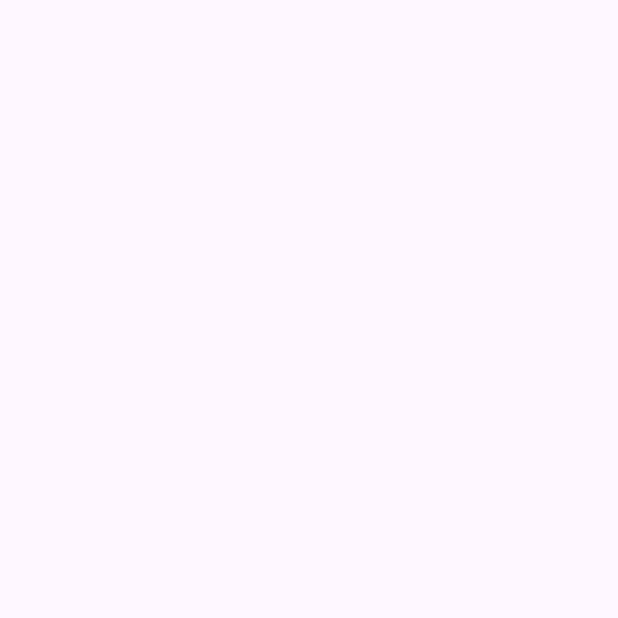
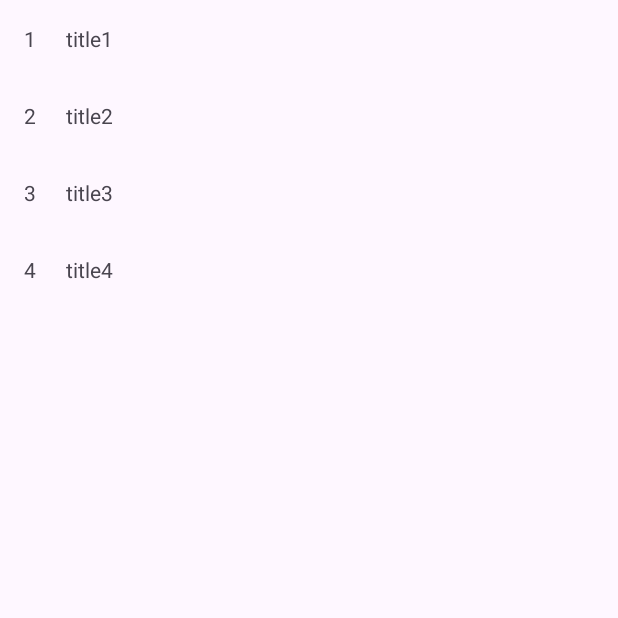
Before and after one commit to iesam-dam/dam2024, an Android app: the screen it shows after launch (SuperHeroActivity before the commit, MovieActivity after it), on a phone screen of 412 x 824 dp, the top half of it. Before the commit the part shown is empty. Run offline under Robolectric (Android 15) with nearby library versions, the phone set to English and light mode, and no system bars.

Commit message:
Añadido método para visualizar una película una vez se ha seleccionado.

```diff
--- a/app/src/main/AndroidManifest.xml
+++ b/app/src/main/AndroidManifest.xml
@@ -15,16 +15,17 @@
         <activity
             android:name=".features.superhero.presentation.SuperHeroActivity"
             android:exported="true" >
+
+        </activity>
+        <activity
+            android:name=".features.movies.presentation.MovieActivity"
+            android:exported="true" >
             <intent-filter>
                 <action android:name="android.intent.action.MAIN" />
 
                 <category android:name="android.intent.category.LAUNCHER" />
             </intent-filter>
         </activity>
-        <activity
-            android:name=".features.movies.presentation.MovieActivity"
-            android:exported="true" >
-        </activity>
     </application>
 
 </manifest>
--- a/app/src/main/java/edu/iesam/dam2024/features/movies/data/MovieDataRepository.kt
+++ b/app/src/main/java/edu/iesam/dam2024/features/movies/data/MovieDataRepository.kt
@@ -14,4 +14,8 @@ class MovieDataRepository(private val mockRemoteDataSource: MovieMockRemoteDataS
         return mockRemoteDataSource.getMovies()
     }
 
+    override fun getMovie(movieId: String): Movie? {
+        return mockRemoteDataSource.getMovie(movieId)
+    }
+
 }
--- a/app/src/main/java/edu/iesam/dam2024/features/movies/data/remote/MovieMockRemoteDataSource.kt
+++ b/app/src/main/java/edu/iesam/dam2024/features/movies/data/remote/MovieMockRemoteDataSource.kt
@@ -7,17 +7,19 @@ import edu.iesam.dam2024.features.movies.domain.Movie
  */
 class MovieMockRemoteDataSource {
 
+    private val movies = listOf(
+        Movie("1", "title1", "poster1"),
+        Movie("2", "title2", "poster2"),
+        Movie("3", "title3", "poster3"),
+        Movie(title = "title4", poster = "poster4", id = "4")
+    )
+
     fun getMovies(): List<Movie> {
-        return listOf(
-            Movie("1", "title1", "poster1"),
-            Movie("2", "title2", "poster2"),
-            Movie("3", "title3", "poster3"),
-            Movie(title = "title4", poster = "poster4", id = "4")
-        )
+        return movies
     }
 
     fun getMovie(movieId: String): Movie? {
-        return getMovies().firstOrNull { movie -> //renombro el it por movie
+        return movies.firstOrNull { movie -> //renombro el it por movie
             //it es un objeto Movie del listado
             movie.id == movieId
         }
--- /dev/null
+++ b/app/src/main/java/edu/iesam/dam2024/features/movies/domain/GetMovieUseCase.kt
@@ -0,0 +1,8 @@
+package edu.iesam.dam2024.features.movies.domain
+
+class GetMovieUseCase(private val movieRepository: MovieRepository) {
+
+    operator fun invoke(movieId: String): Movie? {
+        return movieRepository.getMovie(movieId)
+    }
+}
--- a/app/src/main/java/edu/iesam/dam2024/features/movies/domain/MovieRepository.kt
+++ b/app/src/main/java/edu/iesam/dam2024/features/movies/domain/MovieRepository.kt
@@ -3,4 +3,5 @@ package edu.iesam.dam2024.features.movies.domain
 interface MovieRepository {
 
     fun getMovies(): List<Movie>
+    fun getMovie(movieId: String): Movie?
 }
--- a/app/src/main/java/edu/iesam/dam2024/features/movies/presentation/MovieActivity.kt
+++ b/app/src/main/java/edu/iesam/dam2024/features/movies/presentation/MovieActivity.kt
@@ -2,6 +2,8 @@ package edu.iesam.dam2024.features.movies.presentation
 
 import android.os.Bundle
 import android.util.Log
+import android.widget.LinearLayout
+import android.widget.TextView
 import androidx.appcompat.app.AppCompatActivity
 import edu.iesam.dam2024.R
 import edu.iesam.dam2024.features.movies.domain.Movie
@@ -9,14 +11,36 @@ import edu.iesam.dam2024.features.movies.domain.Movie
 class MovieActivity : AppCompatActivity() {
 
     private val moviewFactory: MovieFactory = MovieFactory()
+    private val viewModel = moviewFactory.buildViewModel()
 
     override fun onCreate(savedInstanceState: Bundle?) {
         super.onCreate(savedInstanceState)
         setContentView(R.layout.activity_main)
-        val viewModel = moviewFactory.buildViewModel()
         val movies = viewModel.viewCreated()
-        Log.d("@dev", movies.toString()) // Los visualizo
+        bindData(movies)
         viewModel.itemSelected(movies.first().id) //Simular un click sobre un item
     }
 
+    private fun bindData(movies: List<Movie>) {
+        findViewById<TextView>(R.id.movie_id_1).text = movies[0].id
+        findViewById<TextView>(R.id.movie_title_1).text = movies[0].title
+        findViewById<LinearLayout>(R.id.layout_1).setOnClickListener {
+            val movie1: Movie? = viewModel.itemSelected(movies[0].id)
+            movie1?.let {
+                Log.d("@dev", "Pelicula seleccionada: ${it.title}")
+            }
+        }
+
+        findViewById<TextView>(R.id.movie_id_2).text = movies[1].id
+        findViewById<TextView>(R.id.movie_title_2).text = movies[1].title
+
+        findViewById<TextView>(R.id.movie_id_3).text = movies[2].id
+        findViewById<TextView>(R.id.movie_title_3).text = movies[2].title
+
+        findViewById<TextView>(R.id.movie_id_4).text = movies[3].id
+        findViewById<TextView>(R.id.movie_title_4).text = movies[3].title
+
+
+    }
+
 }
--- a/app/src/main/java/edu/iesam/dam2024/features/movies/presentation/MovieFactory.kt
+++ b/app/src/main/java/edu/iesam/dam2024/features/movies/presentation/MovieFactory.kt
@@ -2,11 +2,15 @@ package edu.iesam.dam2024.features.movies.presentation
 
 import edu.iesam.dam2024.features.movies.data.MovieDataRepository
 import edu.iesam.dam2024.features.movies.data.remote.MovieMockRemoteDataSource
+import edu.iesam.dam2024.features.movies.domain.GetMovieUseCase
 import edu.iesam.dam2024.features.movies.domain.GetMoviesUseCase
 
 class MovieFactory {
 
     fun buildViewModel(): MovieViewModel {
-        return MovieViewModel(GetMoviesUseCase(MovieDataRepository(MovieMockRemoteDataSource())))
+        return MovieViewModel(
+            GetMoviesUseCase(MovieDataRepository(MovieMockRemoteDataSource())),
+            GetMovieUseCase(MovieDataRepository(MovieMockRemoteDataSource()))
+        )
     }
 }
--- a/app/src/main/java/edu/iesam/dam2024/features/movies/presentation/MovieViewModel.kt
+++ b/app/src/main/java/edu/iesam/dam2024/features/movies/presentation/MovieViewModel.kt
@@ -1,17 +1,21 @@
 package edu.iesam.dam2024.features.movies.presentation
 
 import androidx.lifecycle.ViewModel
+import edu.iesam.dam2024.features.movies.domain.GetMovieUseCase
 import edu.iesam.dam2024.features.movies.domain.GetMoviesUseCase
 import edu.iesam.dam2024.features.movies.domain.Movie
 
-class MovieViewModel(private val getMoviesUseCase: GetMoviesUseCase) : ViewModel() {
+class MovieViewModel(
+    private val getMoviesUseCase: GetMoviesUseCase,
+    private val getMovieUseCase: GetMovieUseCase
+) : ViewModel() {
 
     fun viewCreated(): List<Movie> {
         return getMoviesUseCase.invoke()
     }
 
-    fun itemSelected(movieId: String){
-        //TODO
+    fun itemSelected(movieId: String): Movie? {
+        return getMovieUseCase.invoke(movieId)
     }
 
 }
--- a/app/src/main/res/layout/activity_main.xml
+++ b/app/src/main/res/layout/activity_main.xml
@@ -1,19 +1,90 @@
 <?xml version="1.0" encoding="utf-8"?>
-<androidx.constraintlayout.widget.ConstraintLayout xmlns:android="http://schemas.android.com/apk/res/android"
-    xmlns:app="http://schemas.android.com/apk/res-auto"
+<LinearLayout xmlns:android="http://schemas.android.com/apk/res/android"
     xmlns:tools="http://schemas.android.com/tools"
     android:id="@+id/main"
     android:layout_width="match_parent"
     android:layout_height="match_parent"
+    android:orientation="vertical"
     tools:context=".features.movies.presentation.MovieActivity">
 
-    <TextView
-        android:layout_width="wrap_content"
+    <!-- Fila 1 -->
+    <LinearLayout
+        android:id="@+id/layout_1"
+        android:layout_margin="16dp"
+        android:layout_width="match_parent"
         android:layout_height="wrap_content"
-        android:text="Hello World!"
-        app:layout_constraintBottom_toBottomOf="parent"
-        app:layout_constraintEnd_toEndOf="parent"
-        app:layout_constraintStart_toStartOf="parent"
-        app:layout_constraintTop_toTopOf="parent" />
+        android:orientation="horizontal">
 
-</androidx.constraintlayout.widget.ConstraintLayout>
+        <TextView
+            android:id="@+id/movie_id_1"
+            android:layout_width="wrap_content"
+            android:layout_height="wrap_content" />
+
+        <TextView
+            android:id="@+id/movie_title_1"
+            android:layout_width="wrap_content"
+            android:layout_height="wrap_content"
+            android:layout_marginLeft="20dp" />
+
+    </LinearLayout>
+
+    <!-- Fila 2 -->
+    <LinearLayout
+        android:layout_margin="16dp"
+        android:layout_width="match_parent"
+        android:layout_height="wrap_content"
+        android:orientation="horizontal">
+
+        <TextView
+            android:id="@+id/movie_id_2"
+            android:layout_width="wrap_content"
+            android:layout_height="wrap_content" />
+
+        <TextView
+            android:id="@+id/movie_title_2"
+            android:layout_width="wrap_content"
+            android:layout_height="wrap_content"
+            android:layout_marginLeft="20dp" />
+
+    </LinearLayout>
+
+    <!-- Fila 3 -->
+    <LinearLayout
+        android:layout_margin="16dp"
+        android:layout_width="match_parent"
+        android:layout_height="wrap_content"
+        android:orientation="horizontal">
+
+        <TextView
+            android:id="@+id/movie_id_3"
+            android:layout_width="wrap_content"
+            android:layout_height="wrap_content" />
+
+        <TextView
+            android:id="@+id/movie_title_3"
+            android:layout_width="wrap_content"
+            android:layout_height="wrap_content"
+            android:layout_marginLeft="20dp" />
+
+    </LinearLayout>
+
+    <!-- Fila 4 -->
+    <LinearLayout
+        android:layout_margin="16dp"
+        android:layout_width="match_parent"
+        android:layout_height="wrap_content"
+        android:orientation="horizontal">
+
+        <TextView
+            android:id="@+id/movie_id_4"
+            android:layout_width="wrap_content"
+            android:layout_height="wrap_content" />
+
+        <TextView
+            android:id="@+id/movie_title_4"
+            android:layout_width="wrap_content"
+            android:layout_height="wrap_content"
+            android:layout_marginLeft="20dp" />
+
+    </LinearLayout>
+</LinearLayout>
--- a/app/src/main/res/values/colors.xml
+++ b/app/src/main/res/values/colors.xml
@@ -2,4 +2,7 @@
 <resources>
     <color name="black">#FF000000</color>
     <color name="white">#FFFFFFFF</color>
+    <color name="red">#F44336</color>
+    <color name="orange">#FF9800</color>
+    <color name="blue">#03A9F4</color>
 </resources>
```
